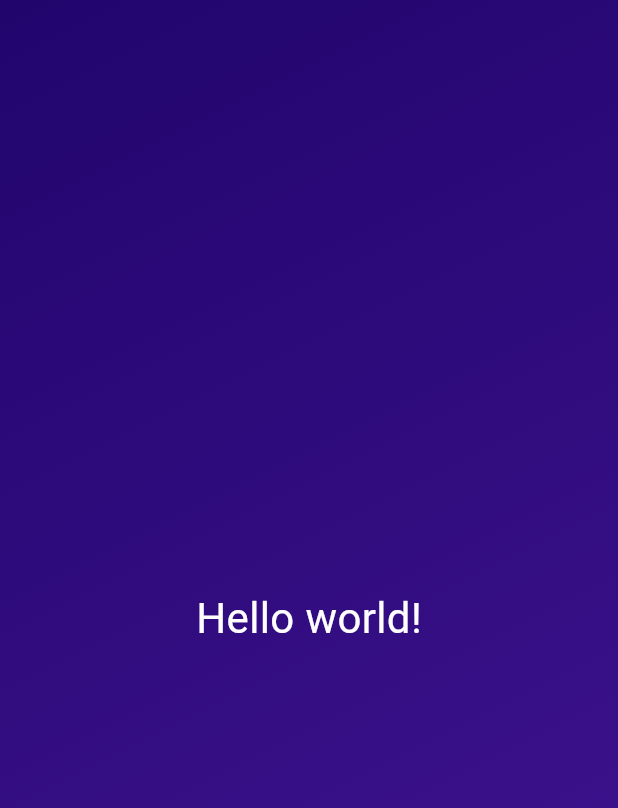
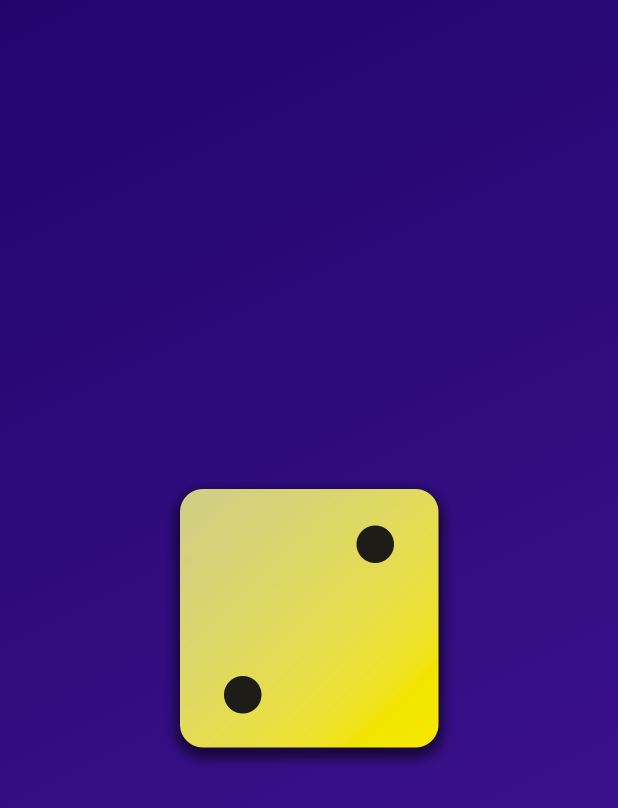
Before and after one commit to Isco170/Flutter_projects, a Flutter app: the screen it shows after launch, on a phone screen of 412 x 824 dp. Shown: the top 808 px of the screen. Run offline on Flutter 3.47's test engine with Material 3 defaults, Android fonts, the phone set to English and light mode, and no system bars.

Commit message:
Displaying Imagens

```diff
--- a/first_app/lib/gradient_container.dart
+++ b/first_app/lib/gradient_container.dart
@@ -1,4 +1,3 @@
-import 'package:first_app/styled_text.dart';
 import 'package:flutter/material.dart';
 
 const startAligment = Alignment.topLeft;
@@ -20,7 +19,9 @@ class GradientContainer extends StatelessWidget {
           end: endAlignment,
         ),
       ),
-      child: const Center(child: StyledText('Hello world!')),
+      child: Center(
+        child: Image.asset('assets/imagens/dice-2.png', width: 200,),
+      ),
     );
   }
 }
```
Also changed, not shown: first_app/pubspec.yaml (+7 -4 lines), first_app/assets/imagens/dice-1.png (added), first_app/assets/imagens/dice-2.png (added), first_app/assets/imagens/dice-3.png (added), first_app/assets/imagens/dice-4.png (added), first_app/assets/imagens/dice-5.png (added), first_app/assets/imagens/dice-6.png (added).
